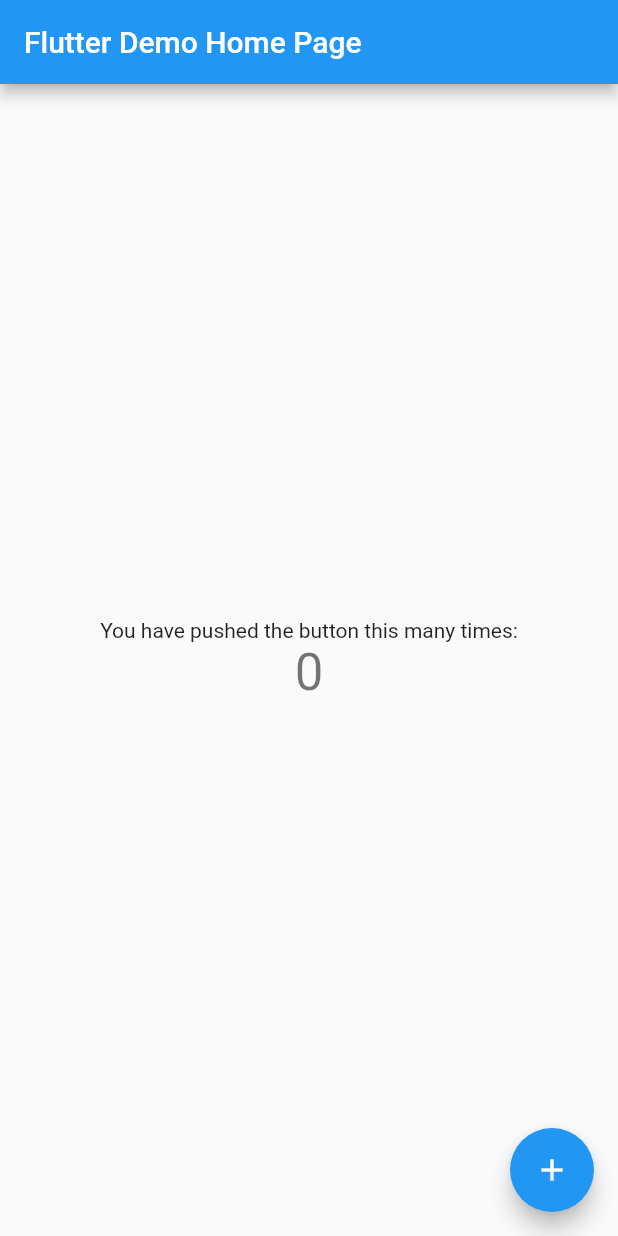
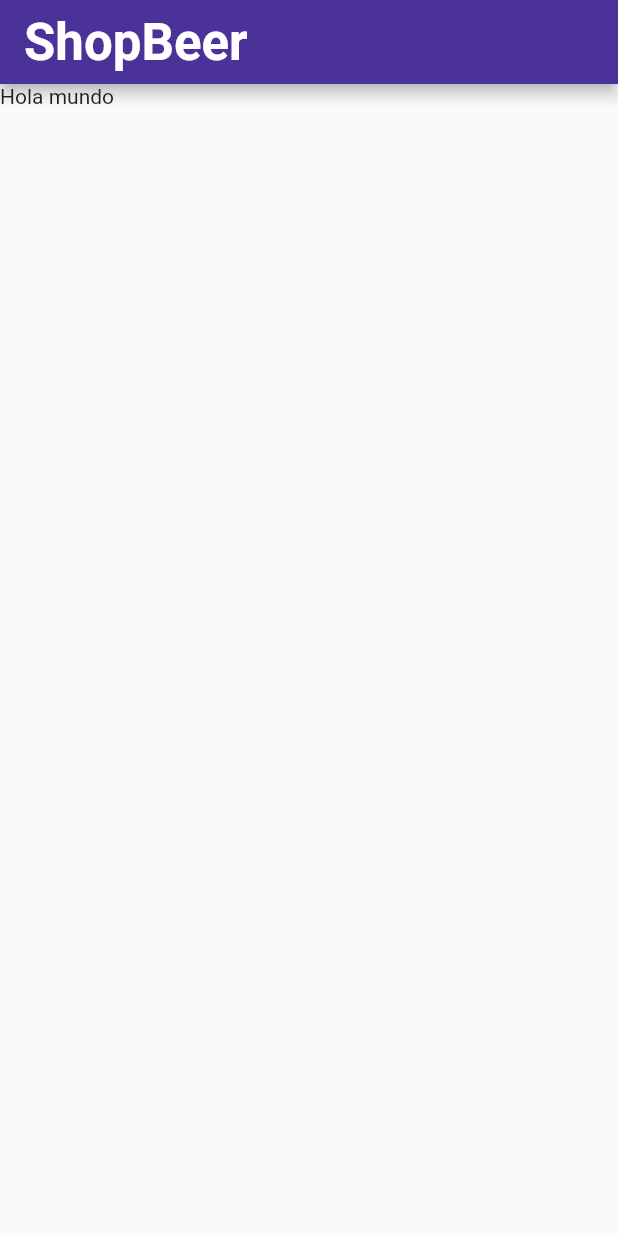
Before and after one commit to stivengm/ShopBeer_old, a Flutter app: the screen it shows after launch, on a phone screen of 412 x 824 dp. Run offline on Flutter 3.47's test engine with Material 2 defaults, Android fonts, the phone set to English and light mode, and no system bars; Roboto replaces fonts that are missing (Curved).

Commit message:
Add structure basic.

```diff
--- /dev/null
+++ b/lib/core/path/app_path.dart
@@ -0,0 +1,8 @@
+import 'package:flutter/material.dart';
+import 'package:shop_beer/pages/cart/cart_page.dart';
+import 'package:shop_beer/pages/dashboard/dashboard_page.dart';
+
+Map<String, WidgetBuilder> routesApp() => <String, WidgetBuilder> {
+  'cart':       ( _ ) => const CartPage(),
+  'dashboard':  ( _ ) => const DashboardPage(),
+};
--- a/lib/main.dart
+++ b/lib/main.dart
@@ -1,4 +1,5 @@
 import 'package:flutter/material.dart';
+import 'package:shop_beer/core/path/app_path.dart';
 
 void main() {
   runApp(const MyApp());
@@ -7,109 +8,16 @@ void main() {
 class MyApp extends StatelessWidget {
   const MyApp({Key? key}) : super(key: key);
 
-  // This widget is the root of your application.
   @override
   Widget build(BuildContext context) {
     return MaterialApp(
-      title: 'Flutter Demo',
+      title: 'ShopBeer',
       theme: ThemeData(
-        // This is the theme of your application.
-        //
-        // Try running your application with "flutter run". You'll see the
-        // application has a blue toolbar. Then, without quitting the app, try
-        // changing the primarySwatch below to Colors.green and then invoke
-        // "hot reload" (press "r" in the console where you ran "flutter run",
-        // or simply save your changes to "hot reload" in a Flutter IDE).
-        // Notice that the counter didn't reset back to zero; the application
-        // is not restarted.
         primarySwatch: Colors.blue,
       ),
-      home: const MyHomePage(title: 'Flutter Demo Home Page'),
+      debugShowCheckedModeBanner: false,
+      initialRoute: 'dashboard',
+      routes: routesApp(),
     );
   }
 }
-
-class MyHomePage extends StatefulWidget {
-  const MyHomePage({Key? key, required this.title}) : super(key: key);
-
-  // This widget is the home page of your application. It is stateful, meaning
-  // that it has a State object (defined below) that contains fields that affect
-  // how it looks.
-
-  // This class is the configuration for the state. It holds the values (in this
-  // case the title) provided by the parent (in this case the App widget) and
-  // used by the build method of the State. Fields in a Widget subclass are
-  // always marked "final".
-
-  final String title;
-
-  @override
-  State<MyHomePage> createState() => _MyHomePageState();
-}
-
-class _MyHomePageState extends State<MyHomePage> {
-  int _counter = 0;
-
-  void _incrementCounter() {
-    setState(() {
-      // This call to setState tells the Flutter framework that something has
-      // changed in this State, which causes it to rerun the build method below
-      // so that the display can reflect the updated values. If we changed
-      // _counter without calling setState(), then the build method would not be
-      // called again, and so nothing would appear to happen.
-      _counter++;
-    });
-  }
-
-  @override
-  Widget build(BuildContext context) {
-    // This method is rerun every time setState is called, for instance as done
-    // by the _incrementCounter method above.
-    //
-    // The Flutter framework has been optimized to make rerunning build methods
-    // fast, so that you can just rebuild anything that needs updating rather
-    // than having to individually change instances of widgets.
-    return Scaffold(
-      appBar: AppBar(
-        // Here we take the value from the MyHomePage object that was created by
-        // the App.build method, and use it to set our appbar title.
-        title: Text(widget.title),
-      ),
-      body: Center(
-        // Center is a layout widget. It takes a single child and positions it
-        // in the middle of the parent.
-        child: Column(
-          // Column is also a layout widget. It takes a list of children and
-          // arranges them vertically. By default, it sizes itself to fit its
-          // children horizontally, and tries to be as tall as its parent.
-          //
-          // Invoke "debug painting" (press "p" in the console, choose the
-          // "Toggle Debug Paint" action from the Flutter Inspector in Android
-          // Studio, or the "Toggle Debug Paint" command in Visual Studio Code)
-          // to see the wireframe for each widget.
-          //
-          // Column has various properties to control how it sizes itself and
-          // how it positions its children. Here we use mainAxisAlignment to
-          // center the children vertically; the main axis here is the vertical
-          // axis because Columns are vertical (the cross axis would be
-          // horizontal).
-          mainAxisAlignment: MainAxisAlignment.center,
-          children: <Widget>[
-            const Text(
-              'You have pushed the button this many times:',
-            ),
-            Text(
-              '$_counter',
-              style: Theme.of(context).textTheme.headline4,
-            ),
-          ],
-        ),
-      ),
-      floatingActionButton: FloatingActionButton(
-        onPressed: _incrementCounter,
-        tooltip: 'Increment',
-        child: const Icon(Icons.add),
-      ), // This trailing comma makes auto-formatting nicer for build methods.
-    );
-  }
-}
--- /dev/null
+++ b/lib/pages/dashboard/dashboard_page.dart
@@ -0,0 +1,30 @@
+import 'package:flutter/material.dart';
+import 'package:shop_beer/styles/app_style.dart';
+import 'package:shop_beer/widgets/text_widget.dart';
+
+class DashboardPage extends StatefulWidget {
+  const DashboardPage({ Key? key }) : super(key: key);
+
+  @override
+  _DashboardPageState createState() => _DashboardPageState();
+}
+
+class _DashboardPageState extends State<DashboardPage> {
+  @override
+  Widget build(BuildContext context) {
+    return Scaffold(
+      appBar: AppBar(
+        backgroundColor: AppStyle.appColor,
+        title: TextApp(text: 'ShopBeer', font: 'Curved', size: 34.0, fontW: FontWeight.bold ),
+      ),
+      body: _body(),
+    );
+  }
+
+  Widget _body() {
+    return Container(
+      child: Text("Hola mundo"),
+    );
+  }
+
+}
--- /dev/null
+++ b/lib/styles/app_style.dart
@@ -0,0 +1,31 @@
+import 'package:flutter/material.dart';
+
+class AppStyle {
+
+  static const Color appColor = Color(0xFF4A3298);
+  static const Color backgroundApp = Color(0xFFebebeb);
+  static const Color whiteColor = Colors.white;
+
+  // Text
+  static const Color textColorHeader = Color(0xFF666666);
+
+  // type
+  static const Color dangerColor = Color(0xFFdc3545);
+  static const Color successColor = Color(0xFF41CF69);
+
+  // Edges
+  static const edgeInsets5 = 5.0;
+  static const edgeInsets8 = 8.0;
+  static const edgeInsets12 = 12.0;
+  static const edgeInsets15 = 15.0;
+  static const edgeInsets18 = 18.0;
+  static const edgeInsets20 = 20.0;
+
+  // fonts_size
+  static const f18 = 18.0;
+  static const f19 = 19.0;
+  static const f20 = 20.0;
+
+
+
+}
--- /dev/null
+++ b/lib/widgets/text_widget.dart
@@ -0,0 +1,14 @@
+import 'package:flutter/material.dart';
+
+class TextApp extends StatelessWidget {
+  final String text;
+  final double size;
+  final String font;
+  final FontWeight? fontW;
+  final Color? color;
+  const TextApp({ Key? key, required this.text, required this.size, required this.font, this.fontW, this.color }) : super(key: key);
+  @override
+  Widget build(BuildContext context) {
+    return Text(text, style: TextStyle(color: color, fontFamily: font, fontSize: size, fontWeight: fontW),);
+  }
+}
--- a/pubspec.yaml
+++ b/pubspec.yaml
@@ -34,6 +34,8 @@ dependencies:
   # The following adds the Cupertino Icons font to your application.
   # Use with the CupertinoIcons class for iOS style icons.
   cupertino_icons: ^1.0.2
+  badges: ^2.0.1 # https://pub.dev/packages/badges
+  another_flushbar: ^1.10.24 # https://pub.dev/packages/another_flushbar
 
 dev_dependencies:
   flutter_test:
```
Also changed, not shown: lib/pages/cart/cart_page.dart (added, +33 -0 lines), lib/pages/dashboard/methods_pay.dart (added, +12 -0 lines), lib/styles/app_theme.dart (added, +13 -0 lines), lib/widgets/primary_button.dart (added, +31 -0 lines), pubspec.lock.
